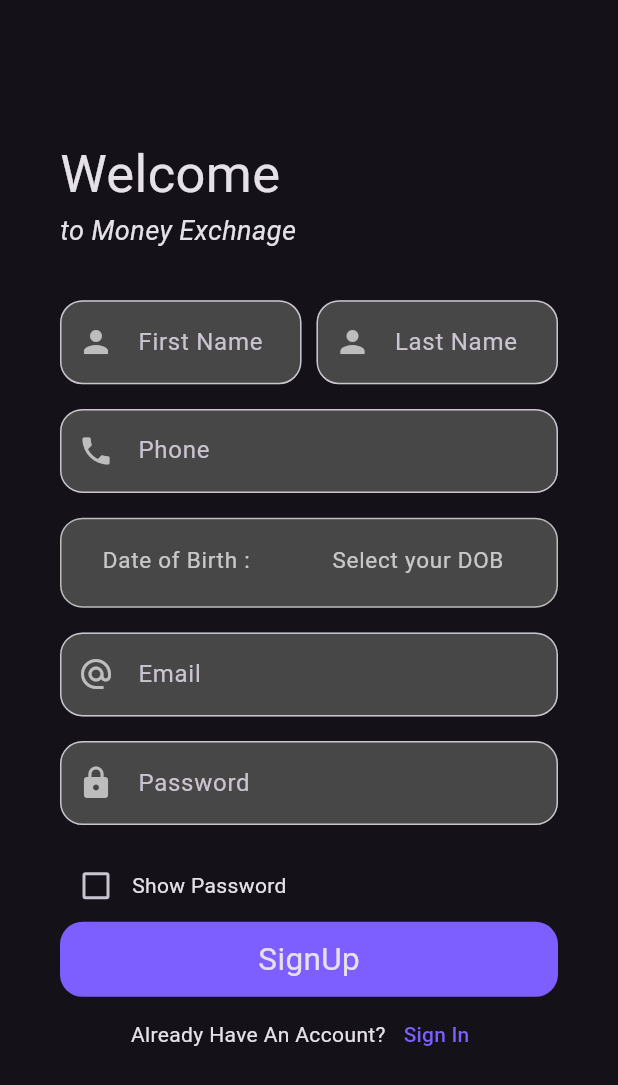
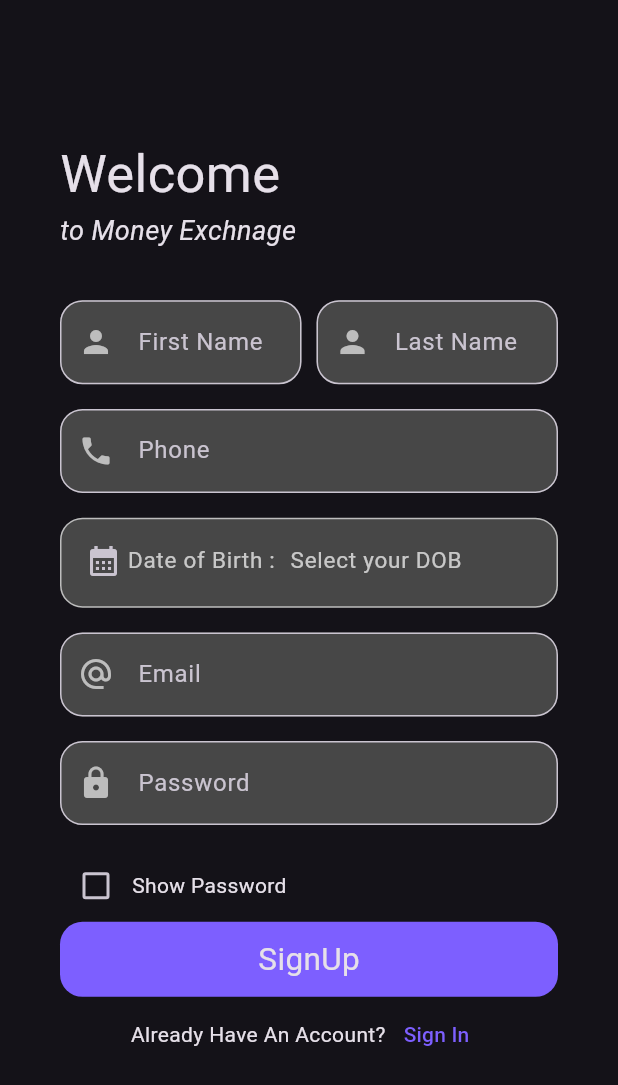
Before and after one commit to 0SHAFIN/Money-Exchange, a Flutter app: the SignUp screen opened by its route, on a phone screen of 412 x 824 dp. Shown: the top 1085 px of the screen. Run offline on Flutter 3.47's test engine with Material 3 defaults, Android fonts, the light colour scheme and no system bars; our stand-ins replace animated_text_kit, cached_network_image, cloud_firestore, dropdown_button2, firebase_auth, firebase_core and 3 more; missing offline and left inert: countries_flag, country_flags; accounts and stored records are empty.

Commit message:
fifth commit

```diff
--- a/lib/screen/singup.dart
+++ b/lib/screen/singup.dart
@@ -138,11 +138,20 @@ class _SignUpState extends State<SignUp> {
                             padding: const EdgeInsets.symmetric(horizontal: 0),
                             child: ListTile(
                                 title: Row(
-                              mainAxisAlignment: MainAxisAlignment.spaceAround,
+                              // mainAxisAlignment: MainAxisAlignment.spaceAround,
                               children: [
-                                const Text("Date of Birth :",
+                                Icon(Icons.calendar_month),
+                                Row(
+                                  mainAxisAlignment:
+                                      MainAxisAlignment.spaceBetween,
+                                  children: [
+                                    SizedBox(
+                                      width: 4,
+                                    ),
+                                    Text("Date of Birth :",
                                         style: TextStyle(
-                                        color: Colors.white70, fontSize: 15)),
+                                            color: Colors.white70,
+                                            fontSize: 15)),
                                     const SizedBox(
                                       width: 10,
                                     ),
@@ -157,6 +166,8 @@ class _SignUpState extends State<SignUp> {
                                             selectedDate.toString(),
                                             style: const TextStyle(
                                                 color: Colors.white),
+                                          ),
+                                  ],
                                 ),
                               ],
                             ))),
```
Lines whose indentation alone changed are shown as unchanged.
